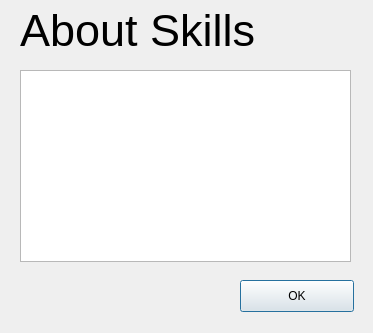
First picture: the form in dndprototype/skillhelpdialog.ui, repository Jcamp44/dndBuilder, before the edit.
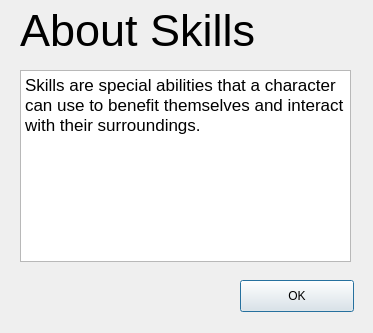
Second picture: the form after the edit.

What changed in the file:
```diff
--- a/dndprototype/skillhelpdialog.ui
+++ b/dndprototype/skillhelpdialog.ui
@@ -26,8 +26,8 @@
     <string>&lt;!DOCTYPE HTML PUBLIC &quot;-//W3C//DTD HTML 4.0//EN&quot; &quot;http://www.w3.org/TR/REC-html40/strict.dtd&quot;&gt;
 &lt;html&gt;&lt;head&gt;&lt;meta name=&quot;qrichtext&quot; content=&quot;1&quot; /&gt;&lt;style type=&quot;text/css&quot;&gt;
 p, li { white-space: pre-wrap; }
-&lt;/style&gt;&lt;/head&gt;&lt;body style=&quot; font-family:'Lucida Grande'; font-size:13pt; font-weight:400; font-style:normal;&quot;&gt;
-&lt;p style=&quot;-qt-paragraph-type:empty; margin-top:12px; margin-bottom:12px; margin-left:0px; margin-right:0px; -qt-block-indent:0; text-indent:0px;&quot;&gt;&lt;br /&gt;&lt;/p&gt;&lt;/body&gt;&lt;/html&gt;</string>
+&lt;/style&gt;&lt;/head&gt;&lt;body style=&quot; font-family:'Ubuntu'; font-size:9pt; font-weight:400; font-style:normal;&quot;&gt;
+&lt;p style=&quot; margin-top:12px; margin-bottom:12px; margin-left:0px; margin-right:0px; -qt-block-indent:0; text-indent:0px;&quot;&gt;&lt;span style=&quot; font-family:'Lucida Grande'; font-size:13pt;&quot;&gt;Skills are special abilities that a character can use to benefit themselves and interact with their surroundings. &lt;/span&gt;&lt;/p&gt;&lt;/body&gt;&lt;/html&gt;</string>
    </property>
   </widget>
   <widget class="QLabel" name="lblTitle">
```
